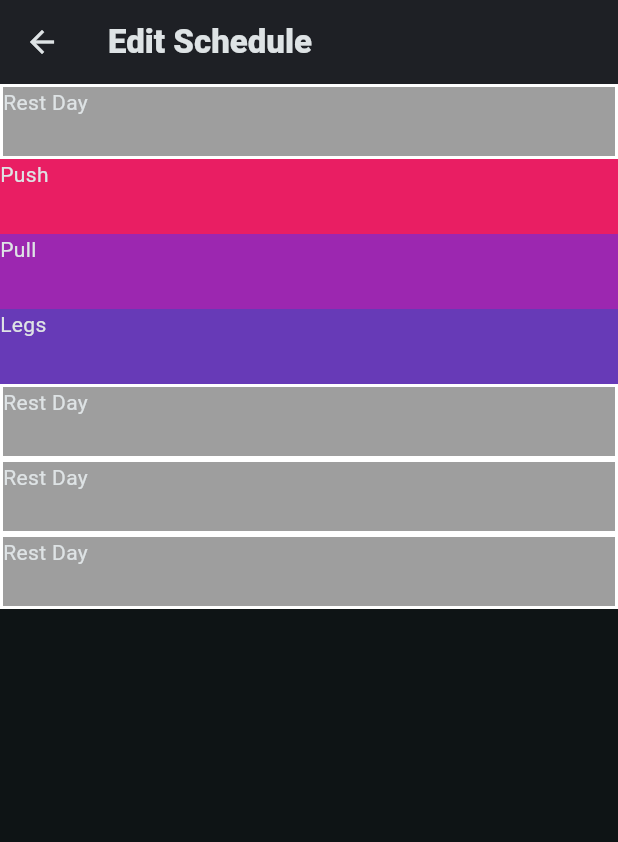
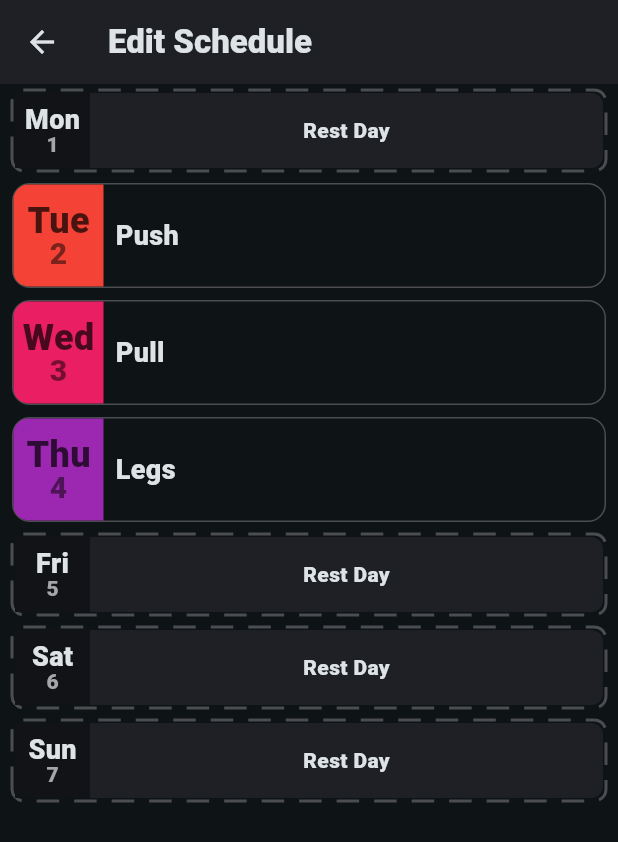
Before and after one commit to coleWesterveld/Flutter-Gym-App, a Flutter app: the EditSchedule screen opened directly, on a phone screen of 412 x 824 dp. Shown: the top 842 px of the screen. Run offline on Flutter 3.47's test engine with Material 3 defaults, Android fonts, the phone set to English and light mode, and no system bars; drawn by our look-alikes of dotted_border; our stand-ins replace flutter_colorpicker, sqflite, table_calendar; accounts and stored records are empty.

Commit message:
edit schedule UI improvements, WIP

```diff
--- a/lib/edit_schedule.dart
+++ b/lib/edit_schedule.dart
@@ -1,3 +1,7 @@
+// ignore_for_file: prefer_const_constructors
+// TODO: this shoudl come back just for now it was everywhere and annoying
+
+import 'package:dotted_border/dotted_border.dart';
 import 'package:flutter/material.dart';
 import 'user.dart';
 import 'database/profile.dart';
@@ -8,7 +12,16 @@ import 'package:provider/provider.dart';
 // but also it needs to allow user to customize splitlength and choose day of week to start split
 // also, like much of the code, could probably use a refactor at the end of it all
 
-
+Color darken(Color c, [int percent = 10]) {
+    assert(1 <= percent && percent <= 100);
+    var f = 1 - percent / 100;
+    return Color.fromARGB(
+        c.alpha,
+        (c.red * f).round(),
+        (c.green  * f).round(),
+        (c.blue * f).round()
+    );
+}
 
 Color lighten(Color c, [int percent = 10]) {
   // not very fond of this solution, it seems to work though.
@@ -143,49 +156,10 @@ class _EditScheduleState extends State<EditSchedule> {
             builder: (context, candidateData, rejectedData) {
               final isActive = candidateData.isNotEmpty;
               if (_days[index] != null) {
-                return Draggable(
-                data: _days[index]!,
-                child: Container(
-                  height: 50,
-                  width: 100,
-                  color: Profile.colors[index % Profile.colors.length], // temporary
-                  child: Text(_days[index]!.dayTitle)
-                ),
-
-                feedback: Material(
-                  child: Container(
-                    height: 50,
-                    width: 100,
-                    color: Colors.red,
-                    child: Text(
-                      "Dragging",
-                      style: TextStyle(decoration: TextDecoration.none,)
-
-                    ),
-                  ),
-                ),
-
-                childWhenDragging: Container(
-                  child: Container(
-                    height: 50,
-                    width: 100,
-                    color: Colors.green,
-                    child: Text("Slot here")
-                  )
-                ),
-                );
+                return _DraggableDay(days: _days, index: index);
 
               } else {
-                return Container(
-                height: 50,
-                width: 100,
-
-                decoration: BoxDecoration(
-                  color: isActive ? Colors.blue : Colors.grey,
-                  border: Border.all(color: Colors.white, width: 2),
-                ),
-                child: Text("Rest Day")
-              );
+                return _RestDay(isActive: isActive, index: index);
               }
               // for draggable:
               // child is initial state, before dragging
@@ -199,41 +173,239 @@ class _EditScheduleState extends State<EditSchedule> {
       ),
     );
   }
+}
 
-  Widget _buildDayWidget(Day content) {
-    return Container(
-      key: ValueKey(content),
-      height: 80,
+class _RestDay extends StatelessWidget {
+  const  _RestDay({
+    //super.key,
+    required this.isActive,
+    required this.index,
+  });
+
+  final bool isActive;
+  final int index;
+
+  static List<String> daysOfWeek = [
+    'Mon',
+    'Tue',
+    'Wed',
+    'Thu',
+    'Fri',
+    'Sat',
+    'Sun',
+  ];
+
+  @override
+  Widget build(BuildContext context) {
+    return Padding(
+      padding: const EdgeInsets.symmetric(vertical: 4.0, horizontal: 8.0),
+      child: DottedBorder(
+        strokeWidth: 2,
+        // [strokelength, spacelength]
+        dashPattern: [15, 10],
+        borderType: BorderType.RRect, // Rounded rectangle border
+        radius: Radius.circular(8),
+
+        color: isActive ? lighten(Color(0XFF1A78EB), 20) : lighten(const Color(0xFF1e2025), 20),
+
+
+        child: Container(
+        height: 50,
+        width: double.infinity,
+
         decoration: BoxDecoration(
-        color: Colors.blue,
+          color: isActive ? Color(0XFF1A78EB) : const Color(0xFF1e2025),
           borderRadius: BorderRadius.circular(8),
-        border: Border.all(color: Colors.black, width: 2),
+          //border: Border.all(color: Colors.white, width: 2),
+        ),
+        child: Row(
+          children: [
+            Container(
+              width: 50,
+              decoration: BoxDecoration(
+                // border: Border(
+                //   right: BorderSide(
+                //     color: Colors.grey,
+                //     width: 2.0,
+                //   ),
+                // ),
+
+                color: darken(const Color(0xFF1e2025), 40),
               ),
               child: Center(
+                child: Column(
+                  mainAxisAlignment: MainAxisAlignment.center,
+                  children: [
+                    Text(
+
+                      daysOfWeek[index % 7],
+                      style: TextStyle(
+                        height: 1.0,
+                        fontSize: 18,
+                        fontWeight: FontWeight.w900,
+                      ),
+                    ),
+
+                    Text(
+
+                      "${index + 1}",
+
+                      style: TextStyle(
+                        height: 1.0,
+                        fontSize: 14,
+                        fontWeight: FontWeight.w900,
+                        color: lighten(const Color(0xFF1e2025), 60)
+                      ),
+                    ),
+                  ],
+                )
+              ),
+
+            ),
+
+            Expanded(
+              //width: double.infinity,
+              child: Center(
+                //alignment: Alignment.center,
+                child: Container(
                   child: Text(
-          content.dayTitle,
-          style: const TextStyle(
-            color: Colors.white,
-            fontWeight: FontWeight.bold,
+                    "Rest Day",
+                    style: TextStyle(
+                      fontWeight: FontWeight.w900,
+                    ),
+                  )
+                ),
+              ),
+            )
+          ],
         ),
       ),
       ),
     );
   }
+}
 
-  Widget _buildRestDayWidget(int index) {
-    return Container(
-      key: ValueKey("rest-$index"),
-      height: 80,
+class _DraggableDay extends StatelessWidget {
+  const _DraggableDay({
+    //super.key,
+    required List<Day?> days,
+    required int index,
+  }) : _days = days, _index = index;
+
+  final List<Day?> _days;
+  final int _index;
+
+  @override
+  Widget build(BuildContext context) {
+    return Draggable(
+    data: _days[_index]!,
+
+    feedback: Material(
+      child: Container(
+        height: 50,
+        width: MediaQuery.sizeOf(context).width,
+        color: Colors.red,
+        child: Text(
+          "Dragging",
+          style: TextStyle(decoration: TextDecoration.none,)
+
+        ),
+      ),
+    ),
+
+    childWhenDragging: Container(
+      height: 50,
+      width: 100,
+      color: Colors.green,
+      child: Text("Slot here")
+    ),
+
+    child: Padding(
+      padding: const EdgeInsets.symmetric(horizontal: 8.0, vertical: 4.0),
+      child: Container(
+          height: 70,
+          width: double.infinity,
+
           decoration: BoxDecoration(
-        color: Colors.grey,
-        borderRadius: BorderRadius.circular(8),
-        border: Border.all(color: Colors.black, width: 2),
+            border: Border.all(
+              color: lighten(Color(0xFF1e2025), 20),
+              //width: 2.0,
             ),
-      child: const Center(
+
+            borderRadius: BorderRadius.circular(12),
+            //border: Border.all(color: Colors.white, width: 2),
+          ),
+          child: Row(
+            children: [
+              Container(
+                width: 60,
+                decoration: BoxDecoration(
+                  borderRadius: BorderRadius.only(
+                    bottomLeft: Radius.circular(10.0),
+                    topLeft: Radius.circular(10.0),
+                    ),
+                  // border: Border(
+                  //   right: BorderSide(
+                  //     color: Colors.grey,
+                  //     width: 2.0,
+                  //   ),
+                  // ),
+
+                  color: Color(_days[_index]!.dayColor),
+                ),
+                child: Center(
+                  child: Column(
+                    mainAxisAlignment: MainAxisAlignment.center,
+                    children: [
+                      Text(
+
+
+                        _RestDay.daysOfWeek[_index % 7],
+                        style: TextStyle(
+                          //color: darken(const Color(0xFF1e2025), 60),
+                          height: 1.0,
+                          fontSize: 24,
+                          color: darken(Color(_days[_index]!.dayColor), 70),
+                          fontWeight: FontWeight.w900,
+                        ),
+                      ),
+
+                      Text(
+
+                        "${_index + 1}",
+
+                        style: TextStyle(
+                          height: 1.0,
+                          fontSize: 20,
+                          fontWeight: FontWeight.w900,
+                          color: darken(Color(_days[_index]!.dayColor), 50)
+                        ),
+                      ),
+                    ],
+                  )
+                ),
+
+              ),
+
+              Expanded(
+                //width: double.infinity,
+                child: Align(
+                  alignment: Alignment.centerLeft,
+                  child: Padding(
+                    padding: const EdgeInsets.all(8.0),
                     child: Text(
-          "Rest Day",
-          style: TextStyle(color: Colors.white),
+                      _days[_index]!.dayTitle,
+                      style: TextStyle(
+                        fontSize: 18,
+
+                        fontWeight: FontWeight.w900,
+                      ),
+                    ),
+                  ),
+                ),
+              )
+            ],
+          ),
         ),
     ),
     );
--- a/lib/main.dart
+++ b/lib/main.dart
@@ -23,6 +23,7 @@ simplify the design, get rid of unnessecary colours so that attention is drawn t
 */
 // implement copywith methods to make it easy to change just one value
 // to work with database data retrieval
+// i think i should extract some of my widgets for performance and change methods to widgets where possible
 
 void main() async {
 
--- a/lib/program_page.dart
+++ b/lib/program_page.dart
@@ -15,6 +15,8 @@ Still Todo on this page:
 - DONE I think i dont need focusnodes in user profile? would probably be a lot easier on memory and stuff to get rid
 - fix double digit days - they dont show up well
 - LATER: add sidebar, user can have multiple different programs to swap between
+- the day indices should be their own container, not gradients
+    this will prevent doubvle digit num overflow, be more flexible for multiple devices and is just better
 */
 
 //import 'package:firstapp/main.dart';
```
Lines whose indentation alone changed are shown as unchanged.
